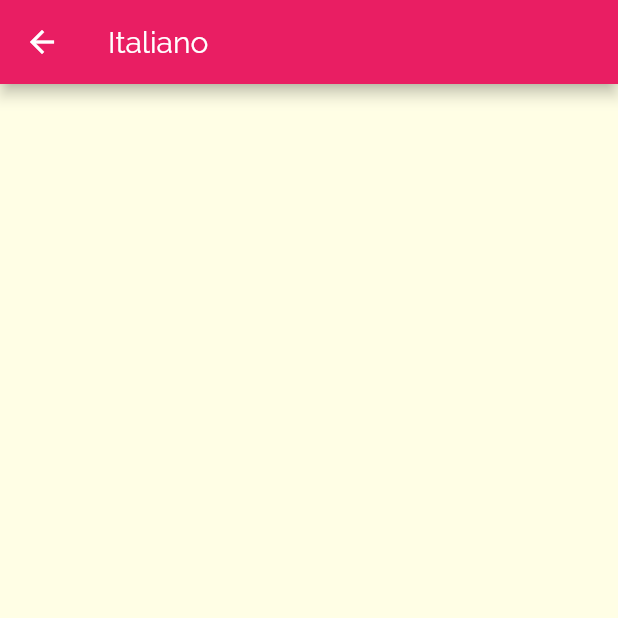
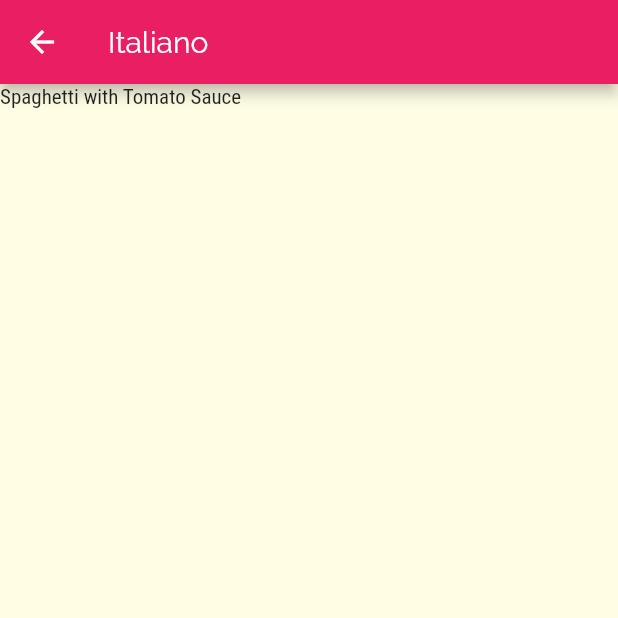
Before and after one commit to albertobezerra/comidas_flutter, a Flutter app: the CategoriesMealsScreen screen opened directly with sample values from the repository, on a phone screen of 412 x 824 dp, the top half of it. Run offline on Flutter 3.47's test engine with Material 2 defaults, Android fonts, the phone set to English and light mode, and no system bars.

Commit message:
Listas
Ajustes para buscar comida na lista por categoria

```diff
--- a/lib/screens/categories_meals_screen.dart
+++ b/lib/screens/categories_meals_screen.dart
@@ -1,17 +1,13 @@
+import 'package:comidas/data/dummy_data.dart';
 import 'package:comidas/models/category.dart';
-import 'package:comidas/models/meals.dart';
 import 'package:flutter/material.dart';
 
 class CategoriesMealsScreen extends StatelessWidget {
-  final List<Meal> meals;
-
-  const CategoriesMealsScreen(this.meals);
-
   @override
   Widget build(BuildContext context) {
     final category = ModalRoute.of(context).settings.arguments as Category;
 
-    final categoryMeals = meals.where((meal) {
+    final categoryMeals = DUMMY_MEALS.where((meal) {
       return meal.categories.contains(category.id);
     }).toList();
 
```
